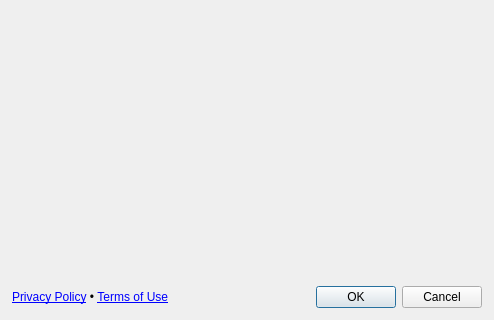
Above: felt/ui/create_map.ui from felt/qgis-plugin before the change; both pictures show x 0 to 494 and y 229 to 549 of the 494 by 549 pixel window. Below: the same form after it.
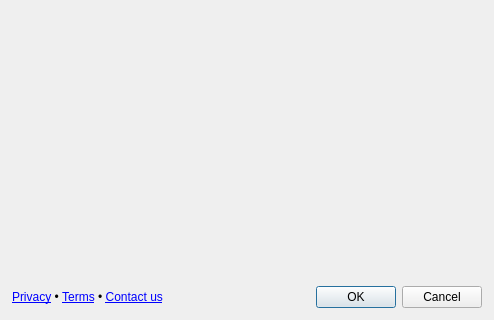
That is the form after the change.

```diff
--- a/felt/ui/create_map.ui
+++ b/felt/ui/create_map.ui
@@ -176,7 +176,7 @@
        <item>
         <widget class="QLabel" name="footer_label">
          <property name="text">
-          <string>&lt;html&gt;&lt;head/&gt;&lt;body&gt;&lt;p&gt;&lt;a href=&quot;privacy_policy&quot;&gt;Privacy Policy&lt;/a&gt; •  &lt;a href=&quot;terms_of_use&quot;&gt;Terms of Use&lt;/a&gt;&lt;/p&gt;&lt;/body&gt;&lt;/html&gt;</string>
+          <string>&lt;html&gt;&lt;head/&gt;&lt;body&gt;&lt;p&gt;&lt;a href=&quot;privacy_policy&quot;&gt;Privacy&lt;/a&gt; •  &lt;a href=&quot;terms_of_use&quot;&gt;Terms&lt;/a&gt; •  &lt;a href=&quot;mailto:support@felt.com&quot;&gt;Contact us&lt;/a&gt;&lt;/p&gt;&lt;/body&gt;&lt;/html&gt;</string>
          </property>
          <property name="wordWrap">
           <bool>true</bool>
```
